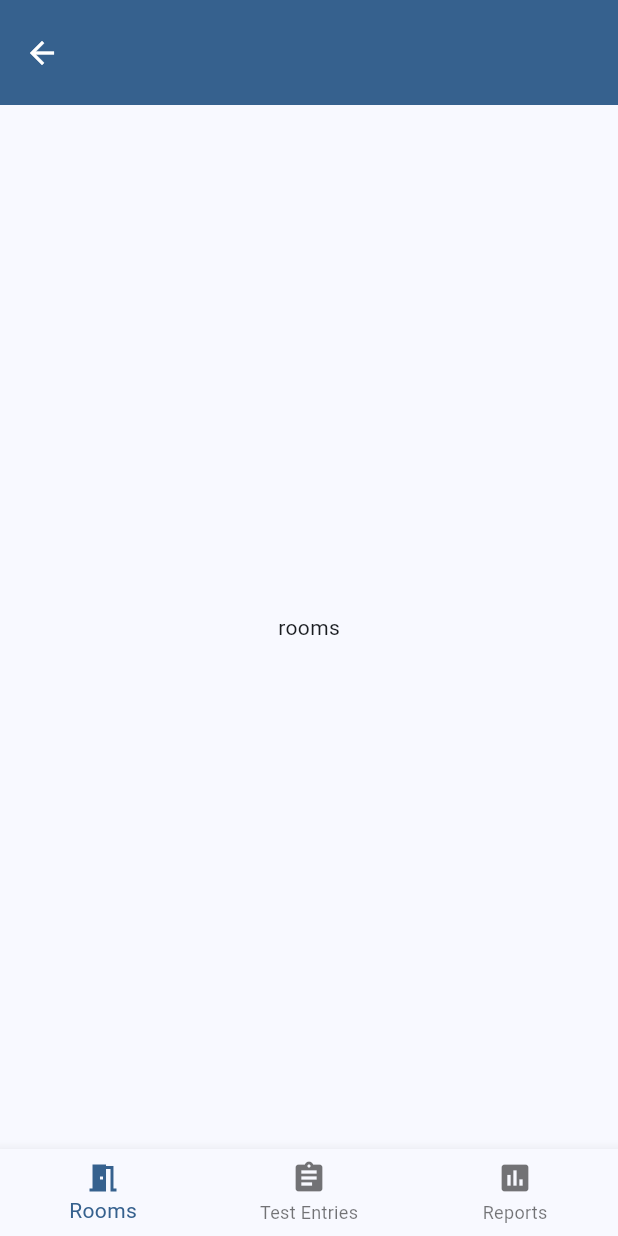
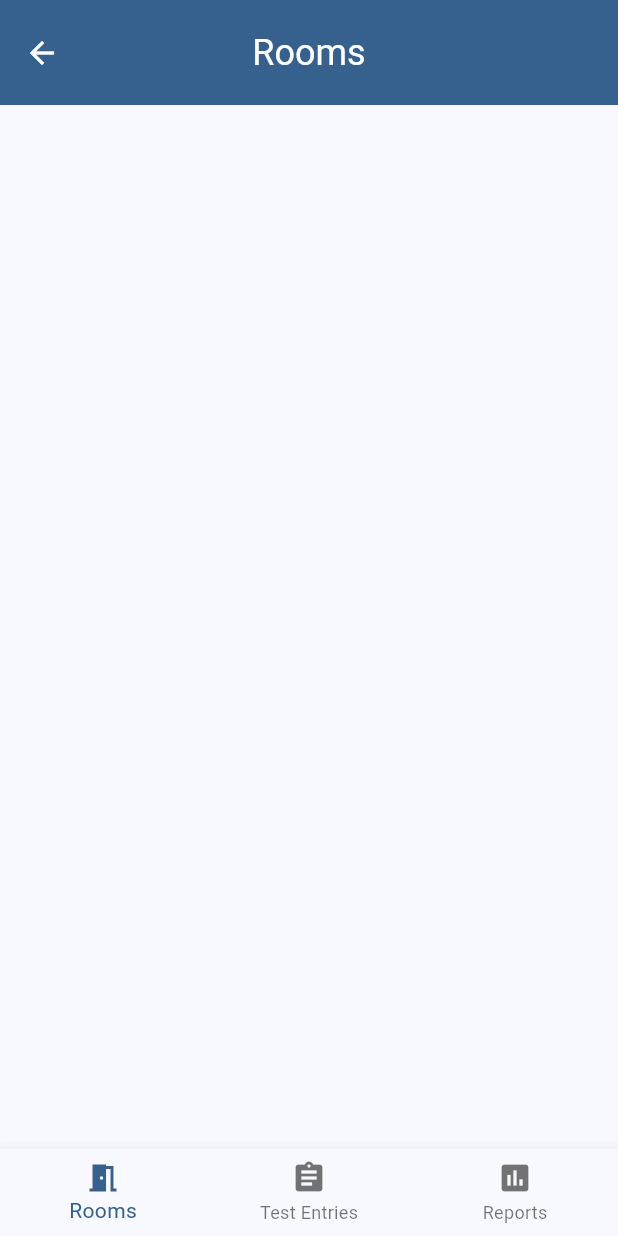
Before and after one commit to vvalentim/dispositivos_moveis_2024_2, a Flutter app: the ActiveProjectPage screen opened directly with empty values, on a phone screen of 412 x 824 dp. Run offline on Flutter 3.47's test engine with Material 3 defaults, Android fonts, the phone set to English and light mode, and no system bars; our stand-ins replace timeago.

```diff
--- a/lib/models/project.dart
+++ b/lib/models/project.dart
@@ -2,13 +2,16 @@ import 'package:dispositivos_moveis_2024_2/models/room.dart';
 import 'package:timeago/timeago.dart' as timeago;
 
 class Project {
+  final int _id;
   final DateTime _createdAt = DateTime.now();
   DateTime _updatedAt = DateTime.now();
   String _name;
   bool pinned = false;
   final List<Room> _rooms = [];
 
-  Project(this._name);
+  Project(this._id, this._name);
+
+  int get id => _id;
 
   DateTime get createdAt => _createdAt;
 
--- a/lib/pages/active_project_page.dart
+++ b/lib/pages/active_project_page.dart
@@ -2,9 +2,7 @@ import 'package:dispositivos_moveis_2024_2/models/project.dart';
 import 'package:dispositivos_moveis_2024_2/pages/reports_page.dart';
 import 'package:dispositivos_moveis_2024_2/pages/rooms_page.dart';
 import 'package:dispositivos_moveis_2024_2/pages/test_entries_page.dart';
-import 'package:dispositivos_moveis_2024_2/providers/active_project_provider.dart';
 import 'package:flutter/material.dart';
-import 'package:provider/provider.dart';
 
 class ActiveProjectPage extends StatefulWidget {
   final Project project;
@@ -19,48 +17,41 @@ class ActiveProjectPage extends StatefulWidget {
 }
 
 class _ActiveProjectPageState extends State<ActiveProjectPage> {
-  int currentPage = 0;
+  int _currentPage = 0;
 
-  bool didUpdateProject = false;
-
-  late PageController pageController;
+  late PageController _pageController;
 
   @override
   void initState() {
     super.initState();
 
-    pageController = PageController(initialPage: currentPage);
+    _pageController = PageController(initialPage: _currentPage);
   }
 
   void setCurrentPage(int page) {
     setState(() {
-      currentPage = page;
+      _currentPage = page;
     });
   }
 
   @override
   Widget build(BuildContext context) {
-    return Provider(
-      create: (_) => ActiveProjectProvider(widget.project),
-      child: Scaffold(
-        appBar: AppBar(
-          title: Text(widget.project.name),
-        ),
+    return Scaffold(
       body: PageView(
-          controller: pageController,
+        controller: _pageController,
         onPageChanged: (page) {
           setCurrentPage(page);
         },
-          children: const [
-            RoomsPage(),
-            TestEntriesPage(),
-            ReportsPage(),
+        children: [
+          RoomsPage(project: widget.project),
+          const TestEntriesPage(),
+          const ReportsPage(),
         ],
       ),
       bottomNavigationBar: BottomNavigationBar(
-          currentIndex: currentPage,
+        currentIndex: _currentPage,
         onTap: (page) {
-            pageController.animateToPage(
+          _pageController.animateToPage(
             page,
             duration: Durations.medium1,
             curve: Curves.ease,
@@ -81,7 +72,6 @@ class _ActiveProjectPageState extends State<ActiveProjectPage> {
           )
         ],
       ),
-      ),
     );
   }
 }
--- a/lib/pages/reports_page.dart
+++ b/lib/pages/reports_page.dart
@@ -10,8 +10,10 @@ class ReportsPage extends StatefulWidget {
 class _ReportsPageState extends State<ReportsPage> {
   @override
   Widget build(BuildContext context) {
-    return const Center(
-      child: Text('reports'),
+    return Scaffold(
+      appBar: AppBar(
+        title: const Text('Reports'),
+      ),
     );
   }
 }
--- a/lib/pages/rooms_page.dart
+++ b/lib/pages/rooms_page.dart
@@ -1,7 +1,13 @@
+import 'package:dispositivos_moveis_2024_2/models/project.dart';
 import 'package:flutter/material.dart';
 
 class RoomsPage extends StatefulWidget {
-  const RoomsPage({super.key});
+  final Project project;
+
+  const RoomsPage({
+    super.key,
+    required this.project,
+  });
 
   @override
   State<RoomsPage> createState() => _RoomsPageState();
@@ -10,8 +16,10 @@ class RoomsPage extends StatefulWidget {
 class _RoomsPageState extends State<RoomsPage> {
   @override
   Widget build(BuildContext context) {
-    return const Center(
-      child: Text('rooms'),
+    return Scaffold(
+      appBar: AppBar(
+        title: const Text('Rooms'),
+      ),
     );
   }
 }
--- a/lib/pages/test_entries_page.dart
+++ b/lib/pages/test_entries_page.dart
@@ -10,8 +10,10 @@ class TestEntriesPage extends StatefulWidget {
 class _TestEntriesPageState extends State<TestEntriesPage> {
   @override
   Widget build(BuildContext context) {
-    return const Center(
-      child: Text('test entries'),
+    return Scaffold(
+      appBar: AppBar(
+        title: const Text('Test Entries'),
+      ),
     );
   }
 }
--- a/lib/providers/active_project_provider.dart
+++ /dev/null
@@ -1,11 +0,0 @@
-import 'dart:collection';
-
-import 'package:dispositivos_moveis_2024_2/models/project.dart';
-
-class ActiveProjectProvider {
-  final Project _project;
-
-  ActiveProjectProvider(this._project);
-
-  UnmodifiableListView get rooms => UnmodifiableListView(_project.rooms);
-}
```
Also changed, not shown: lib/pages/projects_page.dart (+143 -62 lines), lib/providers/projects_provider.dart (+22 -9 lines). Lines whose indentation alone changed are shown as unchanged.
